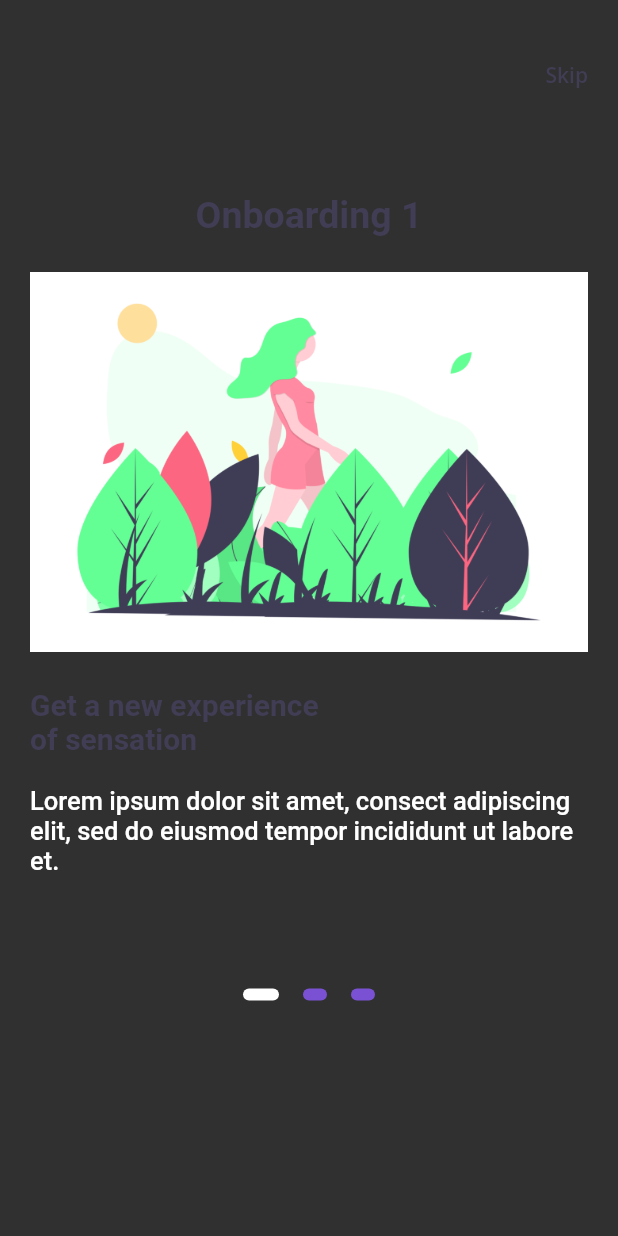
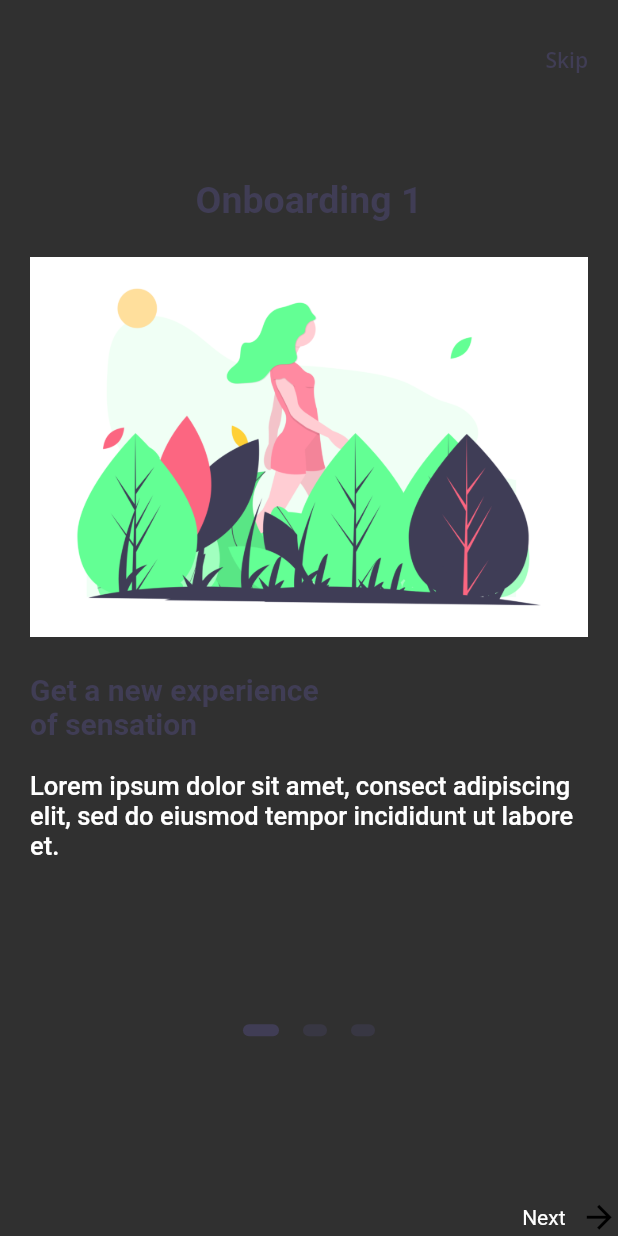
Before and after one commit to Crowful/Capstone_Sylviapp, a Flutter app: the OnboardingScreen screen opened by its route, on a phone screen of 412 x 824 dp. Run offline on Flutter 3.47's test engine with Material 2 defaults, Android fonts, the phone set to English and light mode, and no system bars; our stand-ins replace cloud_firestore, easy_localization, firebase_auth, firebase_core, flutter_riverpod, google_fonts and 1 more; accounts and stored records are empty.

Commit message:
August 29 Finish Onboarding

```diff
--- a/lib/screens/account_module/onboarding.dart
+++ b/lib/screens/account_module/onboarding.dart
@@ -1,6 +1,8 @@
 import 'package:flutter/material.dart';
 import 'package:google_fonts/google_fonts.dart';
 import 'package:sylviapp_project/widgets/account_module_widgets/onboarding_widgets/first_onboarding.dart';
+import 'package:sylviapp_project/widgets/account_module_widgets/onboarding_widgets/second_onboarding.dart';
+import 'package:sylviapp_project/widgets/account_module_widgets/onboarding_widgets/third_onboarding.dart';
 
 class OnboardingScreen extends StatefulWidget {
   const OnboardingScreen({Key? key}) : super(key: key);
@@ -26,7 +28,8 @@ class _OnboardingScreenState extends State<OnboardingScreen> {
       height: 8.0,
       width: isActive ? 24.0 : 16.0,
       decoration: BoxDecoration(
-        color: isActive ? Colors.white : Color(0xFF7B51D3),
+        color:
+            isActive ? Color(0xff403d55) : Color(0xff403d55).withOpacity(0.5),
         borderRadius: BorderRadius.all(Radius.circular(12)),
       ),
     );
@@ -41,7 +44,7 @@ class _OnboardingScreenState extends State<OnboardingScreen> {
     return Scaffold(
       body: Container(
         child: Padding(
-          padding: EdgeInsets.symmetric(vertical: 40.0),
+          padding: EdgeInsets.only(top: 30.0),
           child: Column(
             crossAxisAlignment: CrossAxisAlignment.stretch,
             children: [
@@ -59,7 +62,7 @@ class _OnboardingScreenState extends State<OnboardingScreen> {
                         ))),
               ),
               Container(
-                  height: 600,
+                  height: height / 1.3,
                   width: width,
                   child: PageView(
                     physics: ClampingScrollPhysics(),
@@ -69,12 +72,67 @@ class _OnboardingScreenState extends State<OnboardingScreen> {
                         _currentPage = page;
                       });
                     },
-                    children: [FirstOnboarding()],
+                    children: [
+                      FirstOnboarding(),
+                      SecondOnboarding(),
+                      ThirdOnboarding()
+                    ],
                   )),
               Row(
                 mainAxisAlignment: MainAxisAlignment.center,
                 children: _buildPageIndicator(),
               ),
+              SizedBox(
+                height: 80,
+              ),
+              _currentPage != _numPages - 1
+                  ? Expanded(
+                      child: Align(
+                        alignment: FractionalOffset.bottomRight,
+                        child: InkWell(
+                          onTap: () {
+                            _onboardingController.nextPage(
+                              duration: Duration(milliseconds: 500),
+                              curve: Curves.fastOutSlowIn,
+                            );
+                          },
+                          child: Row(
+                            mainAxisAlignment: MainAxisAlignment.center,
+                            mainAxisSize: MainAxisSize.min,
+                            children: [
+                              Text('Next'),
+                              SizedBox(
+                                width: 10,
+                              ),
+                              Icon(
+                                Icons.arrow_forward,
+                                color: Colors.black,
+                                size: 25,
+                              )
+                            ],
+                          ),
+                        ),
+                      ),
+                    )
+                  : Expanded(
+                      child: Align(
+                        alignment: FractionalOffset.bottomCenter,
+                        child: Container(
+                          height: 100,
+                          width: double.infinity,
+                          color: Color(0xff403d55),
+                          child: Align(
+                              alignment: Alignment.center,
+                              child: Text(
+                                'Get Started',
+                                style: GoogleFonts.roboto(
+                                    color: Colors.white,
+                                    fontSize: 17,
+                                    fontWeight: FontWeight.w400),
+                              )),
+                        ),
+                      ),
+                    )
             ],
           ),
         ),
```
Also changed, not shown: lib/widgets/account_module_widgets/onboarding_widgets/second_onboarding.dart (added, +66 -0 lines), lib/widgets/account_module_widgets/onboarding_widgets/third_onboarding.dart (added, +66 -0 lines), lib/providers/onboarding.png (deleted), lib/providers/onboarding1.png (deleted), lib/providers/onboarding2.png (deleted), lib/providers/onboarding3.png (deleted).
